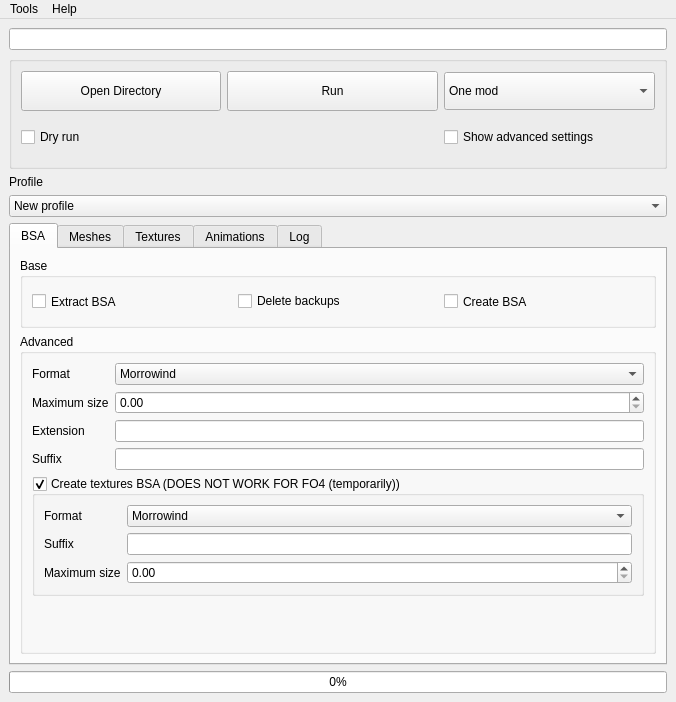
Before: the Qt Designer form src/MainWindow.ui in Guekka/cathedral-assets-optimizer, drawn with Qt 5.
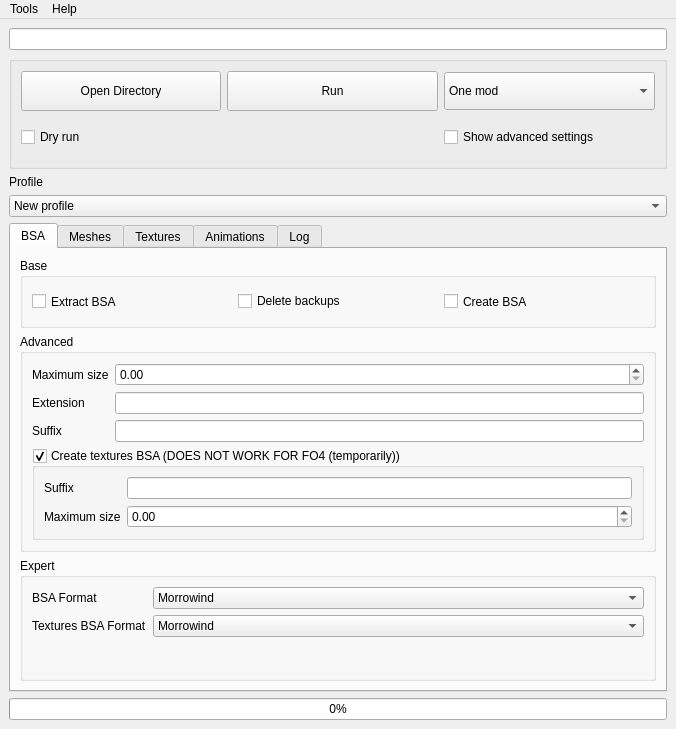
After: the same form once the commit is applied. The open tabs and pages were chosen to show the change.

Commit message: [UI] Actions and advanced settings no longer trigger the unsaved changes dialog. [UI] Combox now triggers the unsaved changed dialog. [UI] Fixed #63

Patch:
```diff
--- a/src/MainWindow.ui
+++ b/src/MainWindow.ui
@@ -7,7 +7,7 @@
     <x>0</x>
     <y>0</y>
     <width>676</width>
-    <height>702</height>
+    <height>729</height>
    </rect>
   </property>
   <property name="sizePolicy">
@@ -333,48 +333,6 @@
           </property>
           <layout class="QFormLayout" name="formLayout">
            <item row="0" column="0">
-            <widget class="QLabel" name="label_2">
-             <property name="text">
-              <string>Format</string>
-             </property>
-             <property name="buddy">
-              <cstring>bsaFormat</cstring>
-             </property>
-            </widget>
-           </item>
-           <item row="0" column="1">
-            <widget class="QComboBox" name="bsaFormat">
-             <property name="editable">
-              <bool>false</bool>
-             </property>
-             <item>
-              <property name="text">
-               <string>Morrowind</string>
-              </property>
-             </item>
-             <item>
-              <property name="text">
-               <string>Oblivion</string>
-              </property>
-             </item>
-             <item>
-              <property name="text">
-               <string>Skyrim / Fallout 3 / Fallout New Vegas</string>
-              </property>
-             </item>
-             <item>
-              <property name="text">
-               <string>SSE</string>
-              </property>
-             </item>
-             <item>
-              <property name="text">
-               <string>Fallout 4</string>
-              </property>
-             </item>
-            </widget>
-           </item>
-           <item row="1" column="0">
             <widget class="QLabel" name="label_5">
              <property name="toolTip">
               <string>&lt;html&gt;&lt;head/&gt;&lt;body&gt;&lt;p&gt;The maximum uncompressed size of the files. &lt;/p&gt;&lt;/body&gt;&lt;/html&gt;</string>
@@ -387,10 +345,10 @@
              </property>
             </widget>
            </item>
-           <item row="1" column="1">
+           <item row="0" column="1">
             <widget class="QDoubleSpinBox" name="bsaMaximumSize"/>
            </item>
-           <item row="2" column="0">
+           <item row="1" column="0">
             <widget class="QLabel" name="label_4">
              <property name="text">
               <string>Extension</string>
@@ -400,10 +358,10 @@
              </property>
             </widget>
            </item>
-           <item row="2" column="1">
+           <item row="1" column="1">
             <widget class="QLineEdit" name="bsaExtension"/>
            </item>
-           <item row="3" column="0">
+           <item row="2" column="0">
             <widget class="QLabel" name="label_6">
              <property name="toolTip">
               <string>&lt;html&gt;&lt;head/&gt;&lt;body&gt;&lt;p&gt;Example : &amp;quot; - Main.ba2&amp;quot; for Fallout 4.&lt;/p&gt;&lt;/body&gt;&lt;/html&gt;</string>
@@ -416,10 +374,10 @@
              </property>
             </widget>
            </item>
-           <item row="3" column="1">
+           <item row="2" column="1">
             <widget class="QLineEdit" name="bsaSuffix"/>
            </item>
-           <item row="7" column="0" colspan="2">
+           <item row="6" column="0" colspan="2">
             <widget class="QGroupBox" name="bsaTexturesAdvancedGroupBox">
              <property name="title">
               <string>Create textures BSA (DOES NOT WORK FOR FO4 (temporarily))</string>
@@ -429,45 +387,6 @@
              </property>
              <layout class="QFormLayout" name="formLayout_2">
               <item row="0" column="0">
-               <widget class="QLabel" name="label_3">
-                <property name="text">
-                 <string>Format</string>
-                </property>
-                <property name="buddy">
-                 <cstring>bsaTexturesFormat</cstring>
-                </property>
-               </widget>
-              </item>
-              <item row="0" column="1">
-               <widget class="QComboBox" name="bsaTexturesFormat">
-                <item>
-                 <property name="text">
-                  <string>Morrowind</string>
-                 </property>
-                </item>
-                <item>
-                 <property name="text">
-                  <string>Oblivion</string>
-                 </property>
-                </item>
-                <item>
-                 <property name="text">
-                  <string>Skyrim / Fallout 3 / Fallout New Vegas</string>
-                 </property>
-                </item>
-                <item>
-                 <property name="text">
-                  <string>SSE</string>
-                 </property>
-                </item>
-                <item>
-                 <property name="text">
-                  <string>Fallout 4</string>
-                 </property>
-                </item>
-               </widget>
-              </item>
-              <item row="1" column="0">
                <widget class="QLabel" name="label_7">
                 <property name="toolTip">
                  <string>&lt;html&gt;&lt;head/&gt;&lt;body&gt;&lt;p&gt;Example : &amp;quot; - Textures.bsa&amp;quot; for Skyrim SE.&lt;/p&gt;&lt;/body&gt;&lt;/html&gt;</string>
@@ -480,13 +399,10 @@
                 </property>
                </widget>
               </item>
-              <item row="1" column="1">
+              <item row="0" column="1">
                <widget class="QLineEdit" name="bsaTexturesSuffix"/>
               </item>
-              <item row="2" column="1">
-               <widget class="QDoubleSpinBox" name="bsaTexturesMaximumSize"/>
-              </item>
-              <item row="2" column="0">
+              <item row="1" column="0">
                <widget class="QLabel" name="label">
                 <property name="text">
                  <string>Maximum size</string>
@@ -496,12 +412,105 @@
                 </property>
                </widget>
               </item>
+              <item row="1" column="1">
+               <widget class="QDoubleSpinBox" name="bsaTexturesMaximumSize"/>
+              </item>
              </layout>
             </widget>
            </item>
           </layout>
          </widget>
         </item>
+        <item>
+         <widget class="QGroupBox" name="bsaExpertGroupBox">
+          <property name="title">
+           <string>Expert</string>
+          </property>
+          <layout class="QFormLayout" name="formLayout_4">
+           <item row="0" column="0">
+            <widget class="QLabel" name="label_2">
+             <property name="text">
+              <string>BSA Format</string>
+             </property>
+             <property name="buddy">
+              <cstring>bsaFormat</cstring>
+             </property>
+            </widget>
+           </item>
+           <item row="0" column="1">
+            <widget class="QComboBox" name="bsaFormat">
+             <property name="editable">
+              <bool>false</bool>
+             </property>
+             <item>
+              <property name="text">
+               <string>Morrowind</string>
+              </property>
+             </item>
+             <item>
+              <property name="text">
+               <string>Oblivion</string>
+              </property>
+             </item>
+             <item>
+              <property name="text">
+               <string>Skyrim / Fallout 3 / Fallout New Vegas</string>
+              </property>
+             </item>
+             <item>
+              <property name="text">
+               <string>SSE</string>
+              </property>
+             </item>
+             <item>
+              <property name="text">
+               <string>Fallout 4</string>
+              </property>
+             </item>
+            </widget>
+           </item>
+           <item row="1" column="0">
+            <widget class="QLabel" name="label_3">
+             <property name="text">
+              <string>Textures BSA Format</string>
+             </property>
+             <property name="buddy">
+              <cstring>bsaTexturesFormat</cstring>
+             </property>
+            </widget>
+           </item>
+           <item row="1" column="1">
+            <widget class="QComboBox" name="bsaTexturesFormat">
+             <item>
+              <property name="text">
+               <string>Morrowind</string>
+              </property>
+             </item>
+             <item>
+              <property name="text">
+               <string>Oblivion</string>
+              </property>
+             </item>
+             <item>
+              <property name="text">
+               <string>Skyrim / Fallout 3 / Fallout New Vegas</string>
+              </property>
+             </item>
+             <item>
+              <property name="text">
+               <string>SSE</string>
+              </property>
+             </item>
+             <item>
+              <property name="text">
+               <string>Fallout 4</string>
+              </property>
+             </item>
+            </widget>
+           </item>
+          </layout>
+         </widget>
+        </item>
        </layout>
       </widget>
       <widget class="QWidget" name="meshesTab">
```
Left out of the diff: 4 changed lines with no effect on the pictures. The commit also changes 1 other file.
